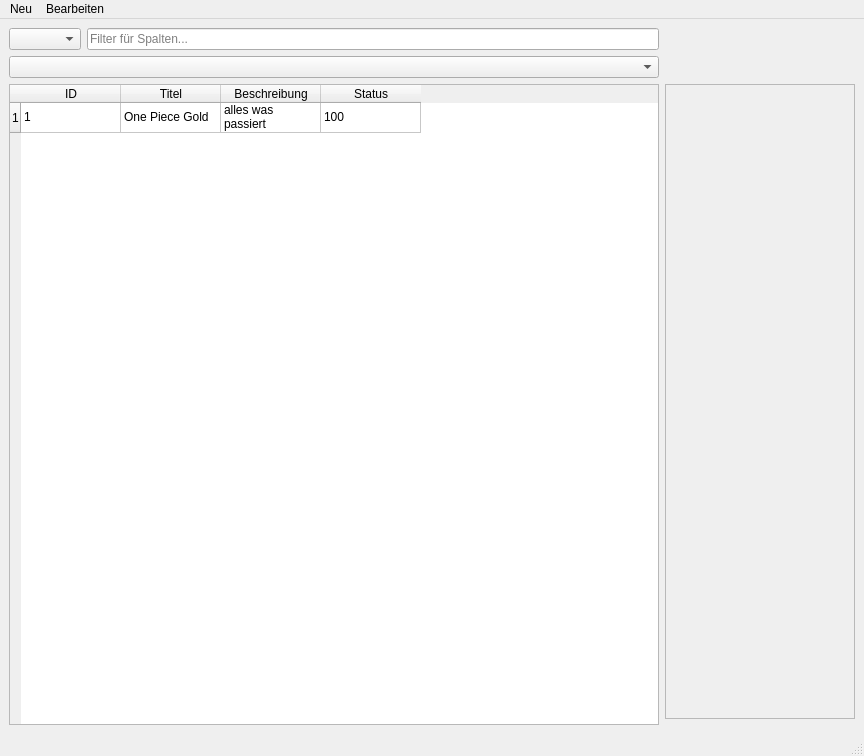
Qt form templates/backlog_manager_main.ui (Wholffe/BacklogManager) before a commit.
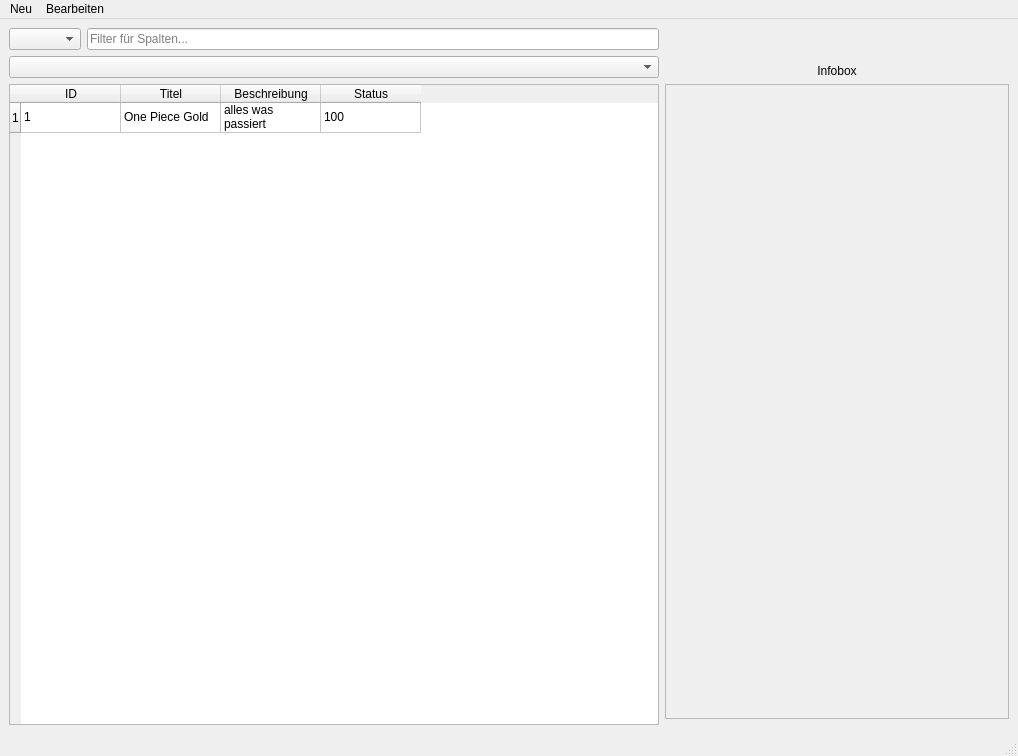
The same form after that commit.

Commit message: add backlog manager infobox widget

The edit to the form file:
```diff
--- a/templates/backlog_manager_main.ui
+++ b/templates/backlog_manager_main.ui
@@ -6,7 +6,7 @@
    <rect>
     <x>0</x>
     <y>0</y>
-    <width>864</width>
+    <width>1018</width>
     <height>756</height>
    </rect>
   </property>
@@ -101,13 +101,27 @@
         <rect>
          <x>0</x>
          <y>0</y>
-         <width>188</width>
+         <width>342</width>
          <height>641</height>
         </rect>
        </property>
+       <layout class="QGridLayout" name="gridLayout_4"/>
       </widget>
      </widget>
     </item>
+    <item row="3" column="1">
+     <widget class="QLabel" name="label">
+      <property name="layoutDirection">
+       <enum>Qt::LeftToRight</enum>
+      </property>
+      <property name="text">
+       <string>Infobox</string>
+      </property>
+      <property name="alignment">
+       <set>Qt::AlignBottom|Qt::AlignHCenter</set>
+      </property>
+     </widget>
+    </item>
    </layout>
   </widget>
   <widget class="QStatusBar" name="statusbar"/>
@@ -116,7 +130,7 @@
     <rect>
      <x>0</x>
      <y>0</y>
-     <width>864</width>
+     <width>1018</width>
      <height>21</height>
     </rect>
    </property>
```
Left out of the diff: 2 changed lines with no effect on the pictures. The commit also changes 3 other files.
